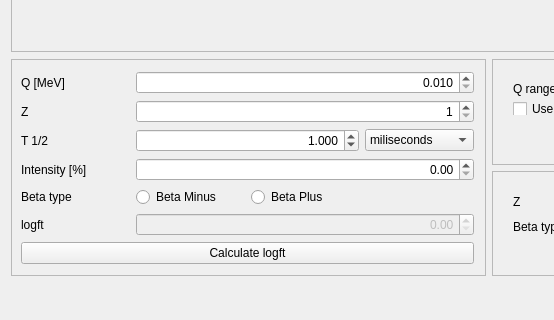
The window that mainwindow.ui (kasjan-s/fermi_calc) describes before a commit, drawn with Qt 5; both pictures show x 0 to 554 and y 538 to 858 of the 978 by 858 pixel window.
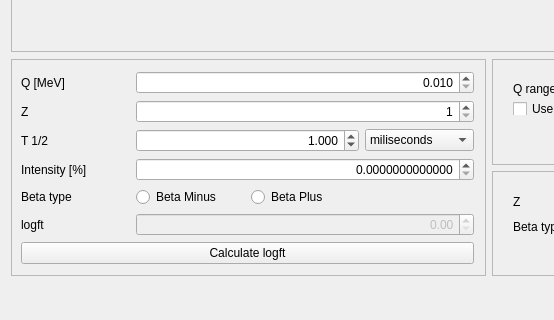
The same window after the commit. Custom widgets are drawn as their Qt base class.

Patch:
```diff
--- a/mainwindow.ui
+++ b/mainwindow.ui
@@ -211,7 +211,10 @@
                <set>Qt::AlignRight|Qt::AlignTrailing|Qt::AlignVCenter</set>
               </property>
               <property name="decimals">
-               <number>2</number>
+               <number>13</number>
+              </property>
+              <property name="maximum">
+               <double>100.000000000000000</double>
               </property>
              </widget>
             </item>
@@ -453,6 +456,11 @@
    <header>qcustomplot.h</header>
    <container>1</container>
   </customwidget>
+  <customwidget>
+   <class>CustomDoubleSpinBox</class>
+   <extends>QDoubleSpinBox</extends>
+   <header>customdoublespinbox.h</header>
+  </customwidget>
  </customwidgets>
  <resources/>
  <connections/>
```
Left out of the diff: 4 changed lines with no effect on the pictures.
